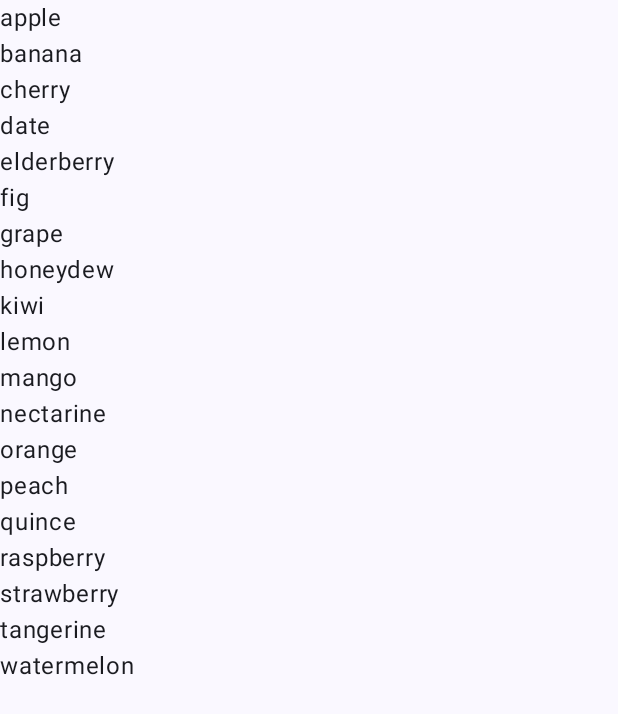
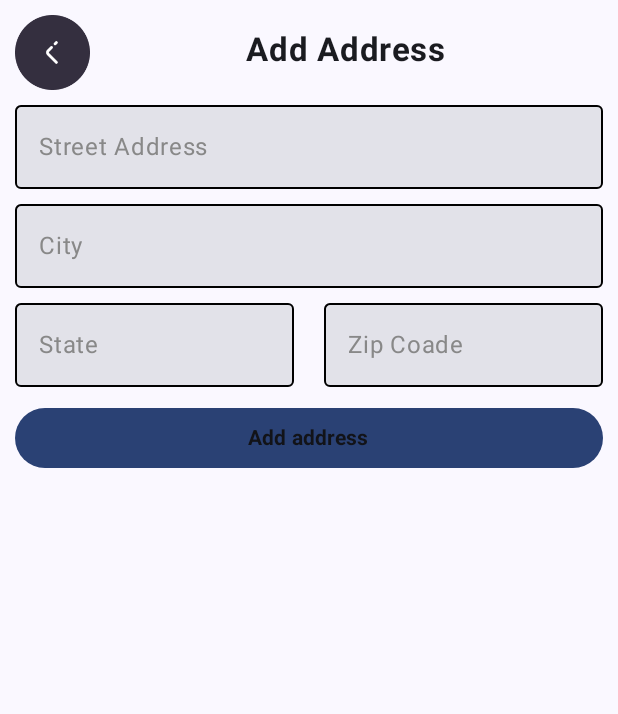
Before and after one commit to shashanksaiakula/Compose-eCommerce, an Android app built with Jetpack Compose: the screen it shows after launch (MainActivity), on a phone screen of 412 x 824 dp. Shown: the top 714 px of the screen. Run offline under Robolectric (Android 15) with nearby library versions, the phone set to English and light mode, and no system bars.

Commit message:
add address screen

```diff
--- a/app/src/main/java/com/example/ecommersandroid/screens/AddressScreen.kt
+++ b/app/src/main/java/com/example/ecommersandroid/screens/AddressScreen.kt
@@ -15,6 +15,7 @@ import androidx.compose.foundation.layout.size
 import androidx.compose.foundation.layout.width
 import androidx.compose.foundation.lazy.LazyColumn
 import androidx.compose.foundation.lazy.items
+import androidx.compose.foundation.lazy.itemsIndexed
 import androidx.compose.foundation.shape.RoundedCornerShape
 import androidx.compose.material.icons.Icons
 import androidx.compose.material.icons.filled.Delete
@@ -27,6 +28,7 @@ import androidx.compose.runtime.Composable
 import androidx.compose.runtime.LaunchedEffect
 import androidx.compose.runtime.getValue
 import androidx.compose.runtime.mutableStateListOf
+import androidx.compose.runtime.mutableStateMapOf
 import androidx.compose.runtime.mutableStateOf
 import androidx.compose.runtime.remember
 import androidx.compose.runtime.setValue
@@ -45,160 +47,198 @@ import com.example.ecommersandroid.R
 import com.example.ecommersandroid.components.CustomButton
 import com.example.ecommersandroid.components.CustomEditField
 
+
+data class AddressScreen (
+    var street: String = "",
+    var city : String  = "",
+    var state : String = "",
+    var zip : String = ""
+    )
 @Composable
 fun AddressScreen(navController : NavController?, modifier: Modifier = Modifier) {
 
-//    Column(
-//        horizontalAlignment = Alignment.CenterHorizontally,
-//        verticalArrangement = Arrangement.Center
-//    ) {
-//        Row(
-//            modifier = Modifier
-//                .fillMaxWidth()
-//                .padding(10.dp),
-//            horizontalArrangement = Arrangement.SpaceBetween
-//        ) {
-//            Image(
-//                painterResource(R.drawable.back_icon), contentDescription = "back button",
-//                modifier = Modifier
-//                    .size(50.dp)
-//                    .clickable {
-//                        navController?.popBackStack()
-//                    })
-//            Text(
-//                stringResource(R.string.add_address),
-//                fontWeight = FontWeight.Bold,
-//                modifier = Modifier.padding(10.dp),
-//                fontSize = 22.sp
-//            )
-//            Text("")
-//        }
-//        CustomEditField(
-//            value = "",
-//            onValueChange = {
-//                Log.e("check", "AddressScreen: $it", )
-//            }, placeholder = "Street Address",
-//            isPassword = false,
-//            error = false
-//        )
-//        CustomEditField(
-//            value = "",
-//            onValueChange = {
-//                Log.e("check", "AddressScreen: $it", )
-//            }, placeholder = "City",
-//            isPassword = false,
-//            error = false
-//        )
-//        Row{
-//            CustomEditField(
-//                modifier = Modifier.weight(1f),
-//                value = "",
-//                onValueChange = {
-//                    Log.e("check", "AddressScreen: $it", )
-//                }, placeholder = "State",
-//                isPassword = false,
-//                error = false
-//
-//            )
-//            CustomEditField(
-//                modifier = Modifier.weight(1f),
-//                value = "",
-//                onValueChange = {
-//                    Log.e("check", "Zip Coade: $it", )
-//                }, placeholder = "Zip Coade",
-//                isPassword = false,
-//                error = false
-//            )
-//        }
-//        CustomButton(
-//            buttonText = "Add address",
-//            textColor = MaterialTheme.colorScheme.inverseSurface,
-//            buttonBackGroundColor = MaterialTheme.colorScheme.primary
-//        ) {
-//
-//        }
-//                LazyColumn {
-//                    items(100, key ={it} ){
-//                        Card(
-//                            modifier = Modifier
-//                                .padding(8.dp,8.dp)
-//                                .border(
-//                                    width = 1.dp,
-//                                    color = Color.Transparent,
-//                                    shape = RoundedCornerShape(10.dp)
-//                                )
-//                        )
-//                        {
-//                            Row(
-//                                modifier = Modifier.fillMaxWidth().padding(20.dp,12.dp),
-//                                verticalAlignment = Alignment.CenterVertically,
-//                                horizontalArrangement = Arrangement.SpaceBetween
-//                            ){
-//                                Text("address $it", modifier)
-//                                Row {
-//                                   Icon(imageVector = Icons.Default.Edit, contentDescription = "edit", modifier = Modifier
-//                                       .clickable {  }
-//                                       .background(color = colorResource(R.color.buttom_backGround), shape = RectangleShape)
-//                                       .padding(10.dp))
-//                                    Spacer(Modifier.width(10.dp))
-//                                   Icon(imageVector = Icons.Default.Delete, contentDescription = "delete",
-//                                       modifier = Modifier
-//                                           .clickable {  }
-//                                           .background(color = colorResource(R.color.buttom_backGround), shape = RectangleShape)
-//                                           .padding(10.dp))
-//                                }
-//
-//                    }
-//                }
-//            }
-//        }
-//    }
+    val listAddres = remember { mutableStateListOf<AddressScreen>() }
+    var addAddress by remember { mutableStateOf(AddressScreen()) }
+    var editedIncex by remember { mutableStateOf(-1) }
+    Column(
+        horizontalAlignment = Alignment.CenterHorizontally,
+        verticalArrangement = Arrangement.Center
+    ) {
 
+        Row(
+            modifier = Modifier
+                .fillMaxWidth()
+                .padding(10.dp),
+            horizontalArrangement = Arrangement.SpaceBetween
+        ) {
+            Image(
+                painterResource(R.drawable.back_icon), contentDescription = "back button",
+                modifier = Modifier
+                    .size(50.dp)
+                    .clickable {
+                        navController?.popBackStack()
+                    })
+            Text(
+                stringResource(R.string.add_address),
+                fontWeight = FontWeight.Bold,
+                modifier = Modifier.padding(10.dp),
+                fontSize = 22.sp
+            )
+            Text("")
+        }
+        CustomEditField(
+            value = addAddress.street,
+            onValueChange = { newValue ->
+                addAddress = addAddress.copy(street = newValue)
+            }, placeholder = "Street Address",
+            isPassword = false,
+            error = false
+        )
+        CustomEditField(
+            value = addAddress.city,
+            onValueChange = {
+                addAddress = addAddress.copy(city = it)
+            }, placeholder = "City",
+            isPassword = false,
+            error = false
+        )
+        Row{
+            CustomEditField(
+                modifier = Modifier.weight(1f),
+                value = addAddress.state,
+                onValueChange = {
+                    addAddress =  addAddress.copy(state = it)
+                }, placeholder = "State",
+                isPassword = false,
+                error = false
 
-    var listItem = remember { mutableStateListOf<String> (
-        "apple",
-        "banana",
-        "cherry",
-        "date",
-        "elderberry",
-        "fig",
-        "grape",
-        "honeydew",
-        "kiwi",
-        "lemon",
-        "mango",
-        "nectarine",
-        "orange",
-        "peach",
-        "quince",
-        "raspberry",
-        "strawberry",
-        "tangerine",
-        "watermelon"
-    )
+            )
+            CustomEditField(
+                modifier = Modifier.weight(1f),
+                value = addAddress.zip,
+                onValueChange = {
+                    addAddress = addAddress.copy(zip = it)
+                }, placeholder = "Zip Coade",
+                isPassword = false,
+                error = false
+            )
+        }
+        CustomButton(
+            buttonText = if(editedIncex >=0) "Update Address" else "Add address",
+            textColor = MaterialTheme.colorScheme.inverseSurface,
+            buttonBackGroundColor = MaterialTheme.colorScheme.primary
+        ) {
+            if(editedIncex >=0) {
+                listAddres[editedIncex] = addAddress
+                editedIncex =-1
+            } else {
+                if (addAddress.street.isNotEmpty() && addAddress.zip.isNotEmpty() && addAddress.city.isNotEmpty()
+                    && addAddress.state.isNotEmpty()
+                ) {
+                    listAddres.add(addAddress)
+                    Log.e("check", "AddressScreen: " + listAddres)
+                    addAddress = AddressScreen()
+                }
+            }
+        }
+                LazyColumn {
+                    itemsIndexed(listAddres) {  index,it ->
+                        Card(
+                            modifier = Modifier
+                                .padding(8.dp, 8.dp)
+                                .border(
+                                    width = 1.dp,
+                                    color = Color.Transparent,
+                                    shape = RoundedCornerShape(10.dp)
+                                )
+                        )
+                        {
+                            Row(
+                                modifier = Modifier
+                                    .fillMaxWidth()
+                                    .padding(20.dp, 12.dp),
+                                verticalAlignment = Alignment.CenterVertically,
+                                horizontalArrangement = Arrangement.SpaceBetween
+                            ){
+                                Text(it.toString(), modifier.weight(2.5f))
+                                Row(
+                                    modifier = Modifier.weight(1f)
+                                ) {
+                                   Icon(imageVector = Icons.Default.Edit, contentDescription = "edit", modifier = Modifier
+                                       .clickable {
+                                          addAddress = it
+                                           editedIncex = index
+
+                                       }
+                                       .background(
+                                           color = colorResource(R.color.buttom_backGround),
+                                           shape = RectangleShape
+                                       )
+                                       .padding(10.dp))
+                                    Spacer(Modifier.width(10.dp))
+                                   Icon(imageVector = Icons.Default.Delete, contentDescription = "delete",
+                                       modifier = Modifier
+                                           .clickable {
+                                               listAddres.remove(it)
+                                           }
+                                           .background(
+                                               color = colorResource(R.color.buttom_backGround),
+                                               shape = RectangleShape
+                                           )
+                                           .padding(10.dp))
+                                }
+
+                    }
+                }
+            }
+        }
     }
 
 
-    Column {
-        LazyColumn(
-            modifier = Modifier.weight(1f).fillMaxWidth()
-        ) {
-            items(listItem.size) { index ->
-                Text(text = listItem[index], modifier = Modifier.clickable {
-                    listItem.add(listItem.size , listItem[index])
-                    listItem.removeAt(index)
-
-                })
-            }
-
-        }
+//    var listItem = remember { mutableStateListOf<String> (
+//        "apple",
+//        "banana",
+//        "cherry",
+//        "date",
+//        "elderberry",
+//        "fig",
+//        "grape",
+//        "honeydew",
+//        "kiwi",
+//        "lemon",
+//        "mango",
+//        "nectarine",
+//        "orange",
+//        "peach",
+//        "quince",
+//        "raspberry",
+//        "strawberry",
+//        "tangerine",
+//        "watermelon"
+//    )
+//    }
+//
+//
+//    Column {
 //        LazyColumn(
 //            modifier = Modifier.weight(1f).fillMaxWidth()
 //        ) {
-//            items(addedList.size) { index ->
-//                Text(text = addedList[index], fontSize = 20.sp)
-//                }
+//            items(listItem.size) { index ->
+//                Text(text = listItem[index], modifier = Modifier.clickable {
+//                    listItem.add(listItem.size , listItem[index])
+//                    listItem.removeAt(index)
+//
+//                })
 //            }
+//
 //        }
+////        LazyColumn(
+////            modifier = Modifier.weight(1f).fillMaxWidth()
+////        ) {
+////            items(addedList.size) { index ->
+////                Text(text = addedList[index], fontSize = 20.sp)
+////                }
+////            }
+////        }
+
     }
-    }
```
